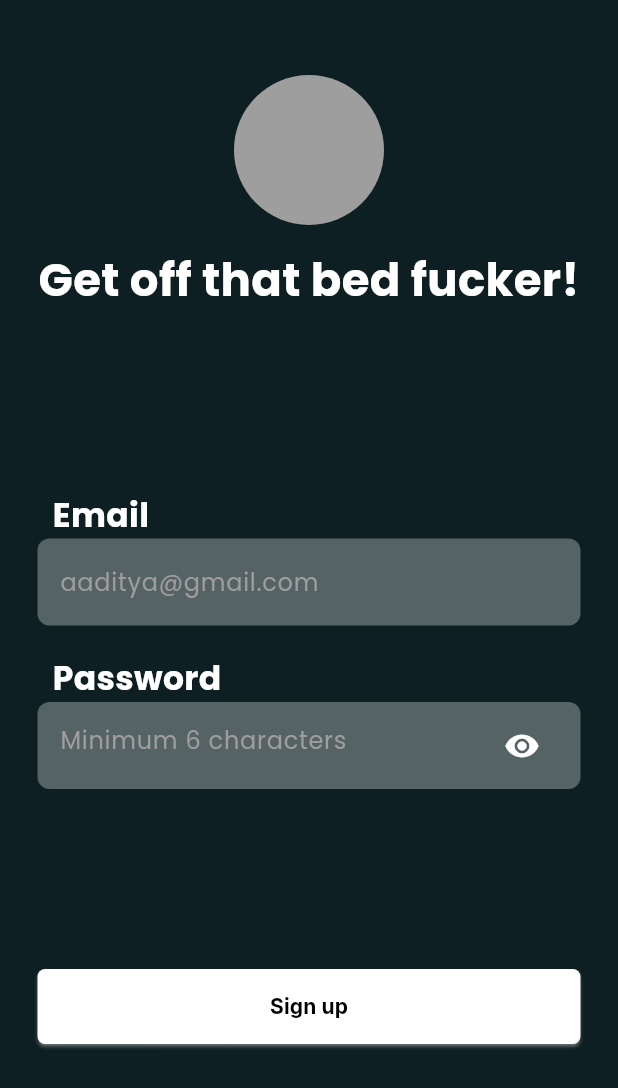
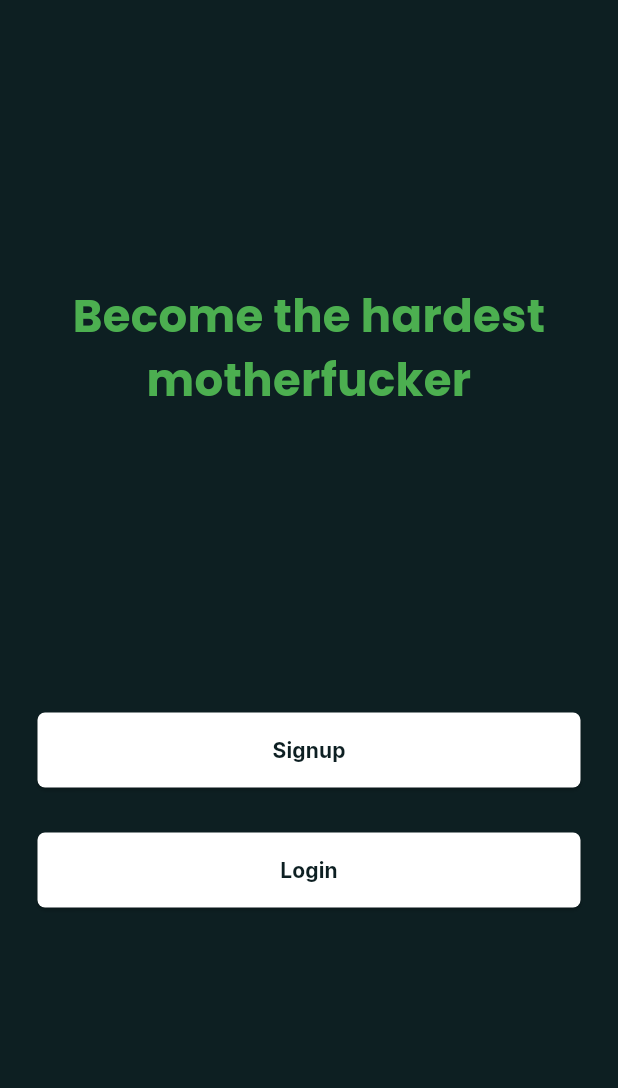
Before and after one commit to Contro1-cs/unaccountable, a Flutter app: the screen it shows after launch, after a tap on "Get shit done!", on a phone screen of 412 x 824 dp. Shown: the top 1088 px of the screen. Run offline on Flutter 3.47's test engine with Material 2 defaults, Android fonts, the phone set to English and light mode, and no system bars; drawn by our look-alikes of animated_text_kit; our stand-ins replace cloud_firestore, firebase_auth, firebase_core, google_fonts; accounts and stored records are empty; project files that could hold a hidden picture were left out.

Commit message:
firebase loging and signup

```diff
--- a/lib/landing_page.dart
+++ b/lib/landing_page.dart
@@ -3,6 +3,7 @@ import 'dart:async';
 import 'package:animated_text_kit/animated_text_kit.dart';
 import 'package:flutter/material.dart';
 import 'package:google_fonts/google_fonts.dart';
+import 'package:unaccountable/login_choice.dart';
 import 'package:unaccountable/user_onboarding/signup_dart.dart';
 
 class LandingPage extends StatefulWidget {
@@ -101,7 +102,7 @@ class _LandingPageState extends State<LandingPage> {
                 Navigator.push(
                   context,
                   MaterialPageRoute(
-                    builder: (context) => const SignupPage(),
+                    builder: (context) => const LoginChoice(),
                   ),
                 );
               },
--- /dev/null
+++ b/lib/login_choice.dart
@@ -0,0 +1,111 @@
+import 'dart:async';
+
+import 'package:animated_text_kit/animated_text_kit.dart';
+import 'package:flutter/material.dart';
+import 'package:google_fonts/google_fonts.dart';
+import 'package:unaccountable/user_onboarding/login_page.dart';
+import 'package:unaccountable/user_onboarding/signup_dart.dart';
+
+class LoginChoice extends StatefulWidget {
+  const LoginChoice({super.key});
+
+  @override
+  State<LoginChoice> createState() => _LoginChoiceState();
+}
+
+Color backgroundgreen = const Color(0xff0D1F22);
+Color red = const Color(0xffDA4167);
+
+class _LoginChoiceState extends State<LoginChoice> {
+  late Timer timer;
+  int start = 0;
+
+  @override
+  Widget build(BuildContext context) {
+    var w = MediaQuery.of(context).size.width;
+    var h = MediaQuery.of(context).size.height;
+    return Scaffold(
+      backgroundColor: backgroundgreen,
+      body: Column(
+        mainAxisAlignment: MainAxisAlignment.center,
+        crossAxisAlignment: CrossAxisAlignment.center,
+        children: [
+          AnimatedTextKit(
+            pause: Duration.zero,
+            repeatForever: true,
+            animatedTexts: [
+              ColorizeAnimatedText(
+                'Become the hardest motherfucker',
+                textStyle: GoogleFonts.poppins(
+                  fontSize: 30,
+                  fontWeight: FontWeight.bold,
+                ),
+                textAlign: TextAlign.center,
+                colors: [
+                  Colors.green,
+                  red,
+                ],
+                speed: const Duration(milliseconds: 1000),
+              ),
+            ],
+          ),
+          const SizedBox(height: 200),
+          Container(
+            height: 50,
+            width: w,
+            margin: const EdgeInsets.fromLTRB(25, 0, 25, 30),
+            child: ElevatedButton(
+              style: ElevatedButton.styleFrom(
+                backgroundColor: Colors.white,
+                shape: RoundedRectangleBorder(
+                    borderRadius: BorderRadius.circular(5)),
+              ),
+              onPressed: () {
+                Navigator.push(
+                  context,
+                  MaterialPageRoute(
+                    builder: (context) => const SignupPage(),
+                  ),
+                );
+              },
+              child: Text(
+                'Signup',
+                style: GoogleFonts.inter(
+                  color: backgroundgreen,
+                  fontWeight: FontWeight.bold,
+                ),
+              ),
+            ),
+          ),
+          Container(
+            height: 50,
+            width: w,
+            margin: const EdgeInsets.fromLTRB(25, 0, 25, 30),
+            child: ElevatedButton(
+              style: ElevatedButton.styleFrom(
+                backgroundColor: Colors.white,
+                shape: RoundedRectangleBorder(
+                    borderRadius: BorderRadius.circular(5)),
+              ),
+              onPressed: () {
+                Navigator.push(
+                  context,
+                  MaterialPageRoute(
+                    builder: (context) => const LoginPage(),
+                  ),
+                );
+              },
+              child: Text(
+                'Login',
+                style: GoogleFonts.inter(
+                  color: backgroundgreen,
+                  fontWeight: FontWeight.bold,
+                ),
+              ),
+            ),
+          ),
+        ],
+      ),
+    );
+  }
+}
--- a/lib/main.dart
+++ b/lib/main.dart
@@ -1,12 +1,21 @@
 import 'package:firebase_auth/firebase_auth.dart';
 import 'package:firebase_core/firebase_core.dart';
 import 'package:flutter/material.dart';
+import 'package:unaccountable/home/home.dart';
 import 'package:unaccountable/landing_page.dart';
 
+late bool userSignedin;
+
 void main() async {
-
   WidgetsFlutterBinding.ensureInitialized();
   await Firebase.initializeApp();
+  FirebaseAuth.instance.authStateChanges().listen((User? user) {
+    if (user == null) {
+      userSignedin = false;
+    } else {
+      userSignedin = true;
+    }
+  });
   runApp(const MyApp());
 }
 
@@ -22,7 +31,7 @@ class MyApp extends StatelessWidget {
         colorScheme: ColorScheme.fromSeed(seedColor: Colors.deepPurple),
         useMaterial3: true,
       ),
-      home: const LandingPage(),
+      home: userSignedin ? const HomePage() : const LandingPage(),
     );
   }
 }
--- a/lib/signup.dart
+++ /dev/null
@@ -1,64 +0,0 @@
-import 'dart:async';
-
-import 'package:animated_text_kit/animated_text_kit.dart';
-import 'package:flutter/material.dart';
-import 'package:google_fonts/google_fonts.dart';
-
-class SignupPage extends StatefulWidget {
-  const SignupPage({super.key});
-
-  @override
-  State<SignupPage> createState() => _SignupPageState();
-}
-
-Color backgroundgreen = const Color(0xff0D1F22);
-Color red = const Color(0xffDA4167);
-
-class _SignupPageState extends State<SignupPage> {
-  late Timer timer;
-  int start = 0;
-  @override
-  Widget build(BuildContext context) {
-    var w = MediaQuery.of(context).size.width;
-    var h = MediaQuery.of(context).size.height;
-    return Scaffold(
-      backgroundColor: backgroundgreen,
-      appBar: AppBar(
-        backgroundColor: Colors.white,
-        toolbarHeight: 350,
-        shape: const RoundedRectangleBorder(
-          borderRadius: BorderRadius.only(
-            bottomLeft: Radius.circular(200),
-          ),
-        ),
-        title: Center(
-          child: Image.asset('lib/assets/logo2.png'),
-        ),
-      ),
-      body: Column(
-        mainAxisAlignment: MainAxisAlignment.center,
-        crossAxisAlignment: CrossAxisAlignment.center,
-        children: [
-          AnimatedTextKit(
-            pause: Duration.zero,
-            repeatForever: true,
-            animatedTexts: [
-              ColorizeAnimatedText(
-                'unaccountable',
-                textStyle: GoogleFonts.poppins(
-                  fontSize: 40,
-                  fontWeight: FontWeight.bold,
-                ),
-                colors: [
-                  const Color(0xff037971),
-                  red,
-                ],
-                speed: const Duration(milliseconds: 1000),
-              ),
-            ],
-          ),
-        ],
-      ),
-    );
-  }
-}
--- a/pubspec.yaml
+++ b/pubspec.yaml
@@ -40,6 +40,7 @@ dependencies:
   google_fonts: ^5.1.0
   firebase_auth: ^4.6.3
   firebase_core: ^2.14.0
+  cloud_firestore: ^4.8.2
 
 dev_dependencies:
   flutter_test:
```
Also changed, not shown: lib/home/home.dart (+15 -6 lines), lib/user_onboarding/login_page.dart (added, +224 -0 lines), lib/user_onboarding/signup_dart.dart (+87 -17 lines), lib/user_onboarding/user_info.dart (+79 -15 lines), pubspec.lock, 2 other files.
